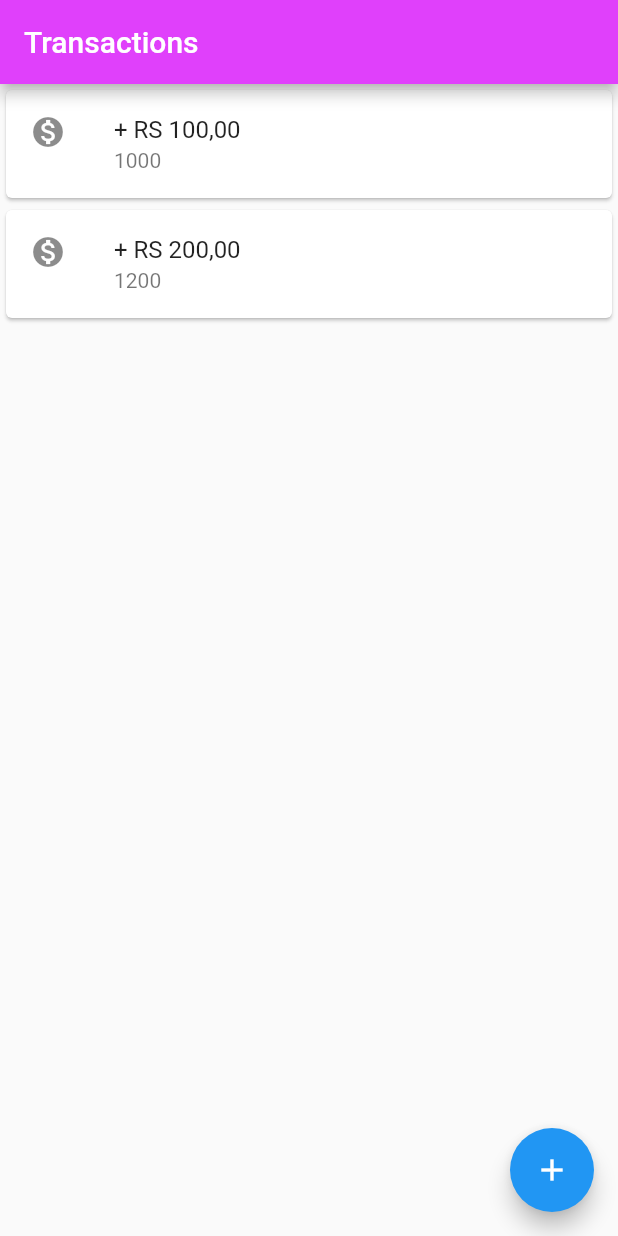
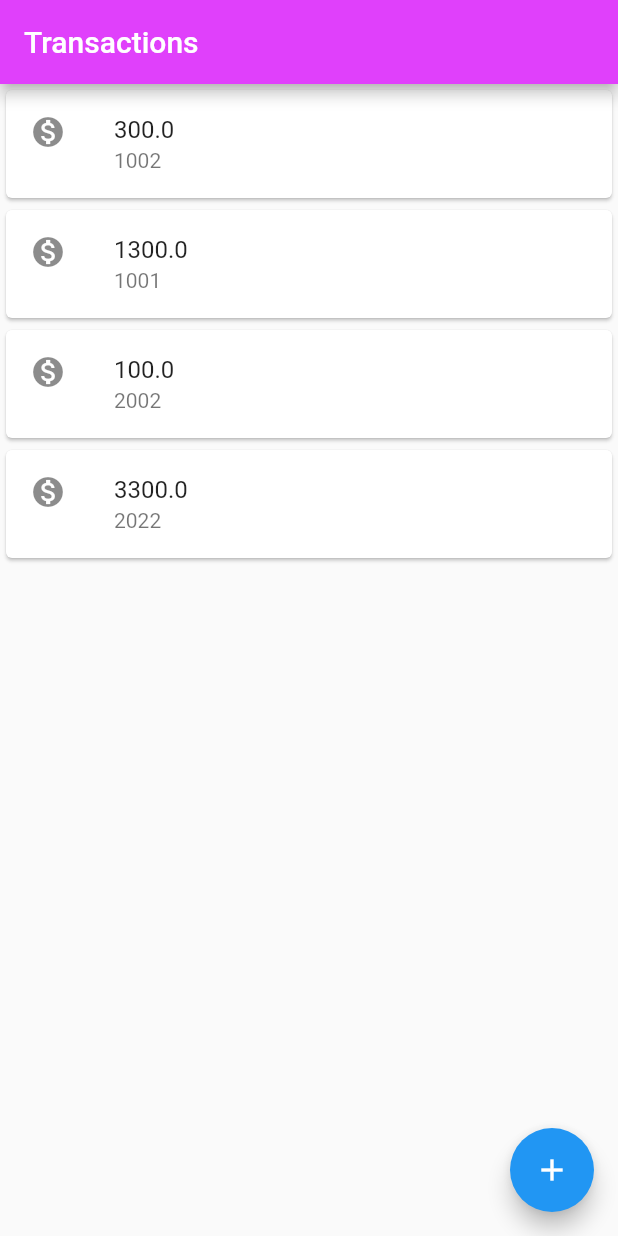
Before and after one commit to JonasREJCS/jjbank-flutter, a Flutter app: the screen it shows after launch, on a phone screen of 412 x 824 dp. Run offline on Flutter 3.47's test engine with Material 2 defaults, Android fonts, the phone set to English and light mode, and no system bars.

Commit message:
refactor: added new classes

```diff
--- a/lib/main.dart
+++ b/lib/main.dart
@@ -2,24 +2,7 @@ import 'package:flutter/material.dart';
 
 void main() => runApp(MaterialApp(
       home: Scaffold(
-        body: Column(
-          children: [
-            Card(
-              child: ListTile(
-                leading: Icon(Icons.monetization_on),
-                title: Text('+ RS 100,00'),
-                subtitle: Text('1000'),
-              )
-            ),
-            Card(
-                child: ListTile(
-                  leading: Icon(Icons.monetization_on),
-                  title: Text('+ RS 200,00'),
-                  subtitle: Text('1200'),
-                )
-            ),
-          ],
-        ),
+        body: TransactionList(),
         appBar: AppBar(
           title: Text(
             'Transactions',
@@ -32,3 +15,40 @@ void main() => runApp(MaterialApp(
         ),
       ),
     ));
+
+class TransactionList extends StatelessWidget {
+  @override
+  Widget build(BuildContext context) {
+    return Column(
+      children: [
+        TransactionItem(Transaction(300.00, 1002)),
+        TransactionItem(Transaction(1300.00, 1001)),
+        TransactionItem(Transaction(100.00, 2002)),
+        TransactionItem(Transaction(3300.00, 2022)),
+      ],
+    );
+  }
+}
+
+class TransactionItem extends StatelessWidget {
+  final Transaction _transaction;
+
+  TransactionItem(this._transaction);
+
+  @override
+  Widget build(BuildContext context) {
+    return Card(
+        child: ListTile(
+      leading: Icon(Icons.monetization_on),
+      title: Text(_transaction.value.toString()),
+      subtitle: Text(_transaction.accountNumber.toString()),
+    ));
+  }
+}
+
+class Transaction {
+  final double value;
+  final int accountNumber;
+
+  Transaction(this.value, this.accountNumber);
+}
```
